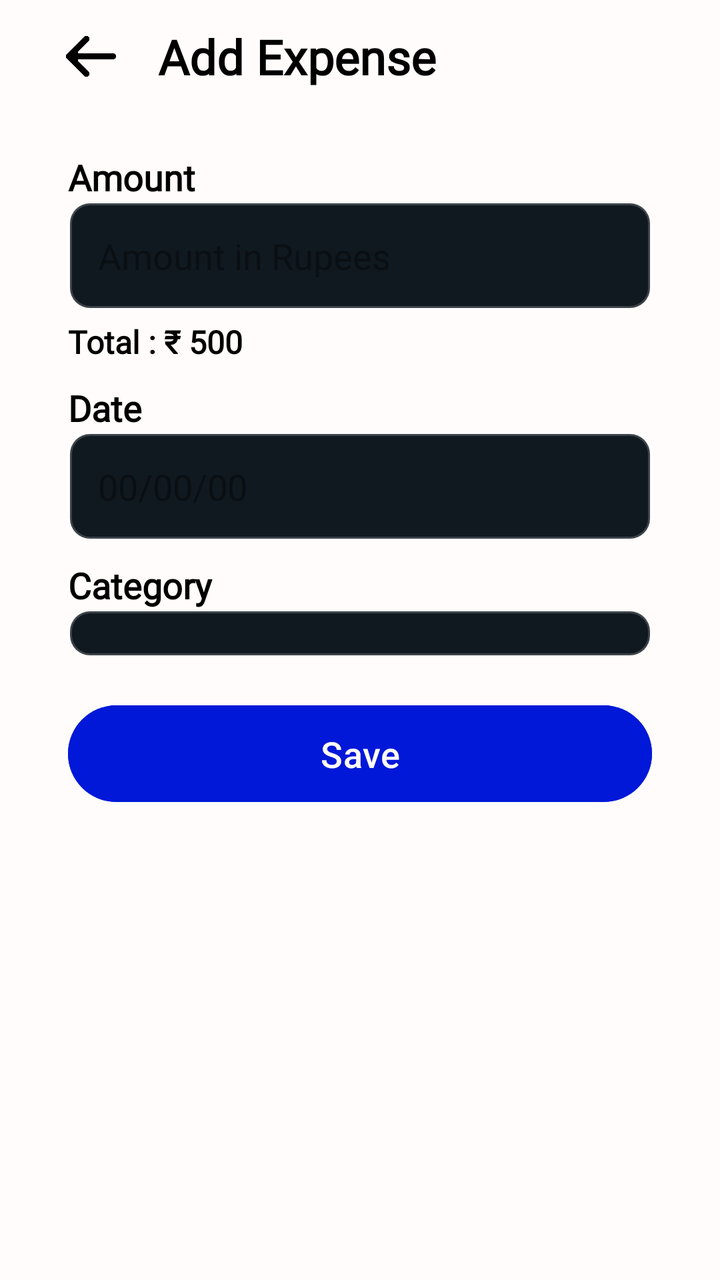
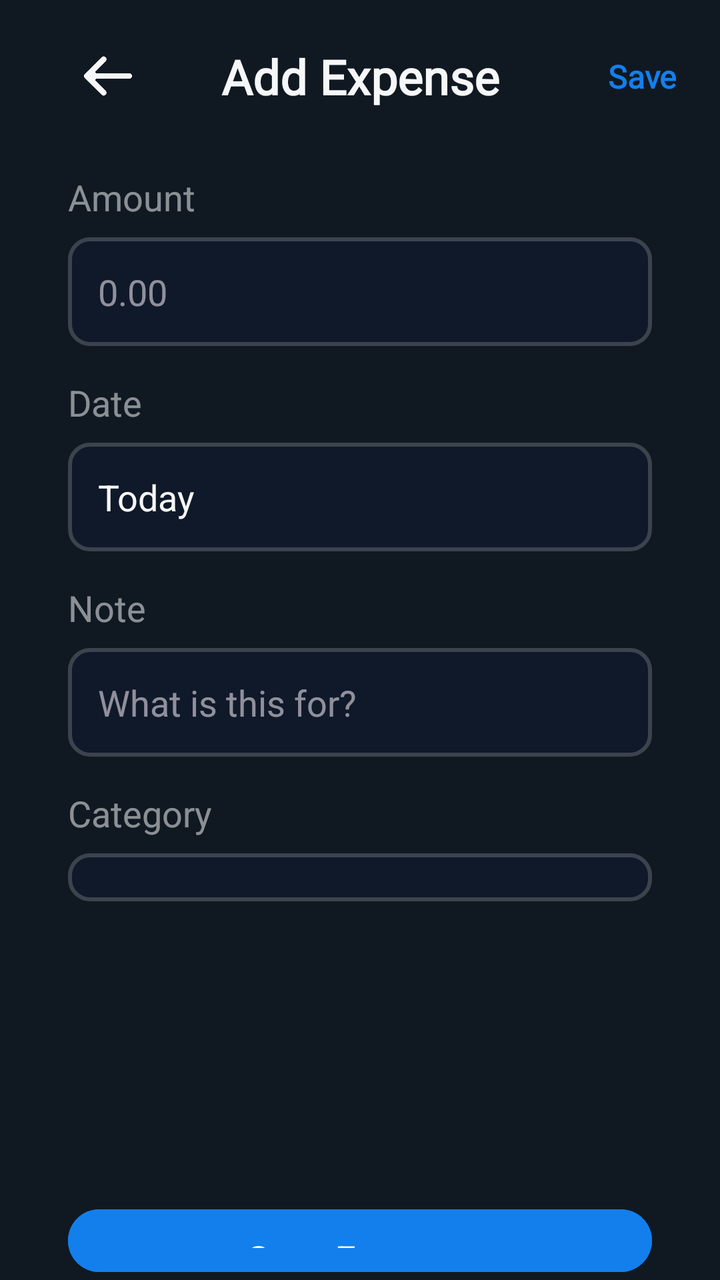

Screens rendered from an Android XML layout before and after an edit, with the pre-edit source and the edit as a unified diff.
<!-- AndroidManifest.xml: application theme Theme.Material3.Dark.NoActionBar -->
<!-- res/layout/fragment_add.xml -->
<?xml version="1.0" encoding="utf-8"?>
<LinearLayout xmlns:android="http://schemas.android.com/apk/res/android"
             android:orientation="vertical"
             android:layout_width="match_parent"
             android:layout_height="match_parent"

    android:background="@color/blue_white">

    <LinearLayout
        android:id="@+id/heading"
        android:layout_width="match_parent"
        android:layout_height="wrap_content"
        android:padding="12dp"
        android:gravity="center_vertical"
        >

        <ImageView
            android:layout_width="0dp"
            android:layout_height="25dp"
            android:src="@drawable/arrow"
            android:rotation="-90"
            android:layout_weight="1"
            />

        <TextView
            android:layout_width="0dp"
            android:layout_height="wrap_content"
            android:layout_weight="4"
            android:fontFamily="@font/poppins_semibold"
            android:text="Add Expense"
            android:textColor="@color/black"
            android:textSize="24sp"
            android:textStyle="bold" />
    </LinearLayout>


    <LinearLayout
        android:layout_marginStart="34dp"
        android:layout_marginEnd="34dp"
        android:layout_marginTop="20dp"
        android:layout_width="match_parent"
        android:layout_height="wrap_content"
        android:orientation="vertical"
        >

        <TextView
            android:layout_width="wrap_content"
            android:layout_height="wrap_content"
            android:text="Amount"
            android:textColor="@color/black"
            android:textStyle="bold"
            android:textSize="18dp"
            android:fontFamily="@font/poppins_semibold"

            />

        <EditText
            android:textColor="@color/black"
            android:id="@+id/amount"
            android:layout_marginTop="0dp"
            android:layout_width="match_parent"
            android:layout_height="wrap_content"
            android:background="@drawable/inputs"
            android:hint="Amount in Rupees"
            android:textColorHint="#60000000"
            android:paddingStart="15dp"
            android:paddingEnd="14dp"
            android:paddingTop="15dp"
            android:paddingBottom="15dp"

            />

        <TextView
            android:layout_marginTop="5dp"
            android:layout_width="wrap_content"
            android:layout_height="wrap_content"
            android:text="Total : ₹ 500"
            android:textColor="@color/black"
            android:textStyle="bold"
            android:textFontWeight="900"
            android:textSize="16dp"
            android:fontFamily="@font/poppins_thin"

            />



        <TextView
            android:layout_marginTop="10dp"
            android:layout_width="wrap_content"
            android:layout_height="wrap_content"
            android:text="Date"
            android:textColor="@color/black"
            android:textStyle="bold"
            android:textSize="18dp"
            android:fontFamily="@font/poppins_semibold"

            />

        <EditText
            android:textColor="@color/black"
            android:id="@+id/date"
            android:layout_marginTop="0dp"
            android:layout_width="match_parent"
            android:layout_height="wrap_content"
            android:background="@drawable/inputs"
            android:hint="00/00/00"
            android:inputType="date"
            android:focusable="false"
            android:clickable="true"
            android:textColorHint="#60000000"
            android:paddingStart="15dp"
            android:paddingEnd="14dp"
            android:paddingTop="15dp"
            android:paddingBottom="15dp"

            />


        <TextView
            android:layout_marginTop="10dp"
            android:layout_width="wrap_content"
            android:layout_height="wrap_content"
            android:text="Category"
            android:textColor="@color/black"
            android:textStyle="bold"
            android:textSize="18dp"
            android:fontFamily="@font/poppins_semibold"

            />

        <Spinner
            android:id="@+id/spinnerCategory"
            android:layout_width="match_parent"
            android:layout_height="wrap_content"
            android:background="@drawable/inputs"
            android:padding="12dp" />





        <Button

            android:padding="12dp"
            android:id="@+id/saveExpense"
            android:layout_width="match_parent"
            android:layout_height="wrap_content"
            android:backgroundTint="#0118D8"
            android:text="Save"
            android:textColor="@color/blue_white"
            android:textSize="18sp"
            android:layout_marginTop="20dp"


            />



    </LinearLayout>

</LinearLayout>
<!-- resources referenced by this layout -->
<resources>
  <color name="black">#FF000000</color>
  <color name="blue_white">#FFFCFB</color>
  <!-- drawable arrow: png bitmap (drawable, 8440 bytes) -->
  <!-- drawable inputs (drawable) -->
  <?xml version="1.0" encoding="utf-8"?>
  <shape xmlns:android="http://schemas.android.com/apk/res/android">
  
      <solid android:color="#101920"></solid>
  
      <stroke android:color="#30f6f7f8" android:width="2dp"
          />
  
      <corners android:radius="10dp"
          />
  </shape>
</resources>

<!-- the commit's change to res/layout/fragment_add.xml (unified diff, before → after) -->
@@ -1,12 +1,14 @@
 <?xml version="1.0" encoding="utf-8"?>
 <LinearLayout xmlns:android="http://schemas.android.com/apk/res/android"
-             android:orientation="vertical"
-             android:layout_width="match_parent"
-             android:layout_height="match_parent"
+    xmlns:app="http://schemas.android.com/apk/res-auto"
+    android:orientation="vertical"
+    android:layout_width="match_parent"
+    android:layout_height="match_parent"
 
-    android:background="@color/blue_white">
+    android:background="#101922">
 
     <LinearLayout
+        android:layout_marginTop="10dp"
         android:id="@+id/heading"
         android:layout_width="match_parent"
         android:layout_height="wrap_content"
@@ -16,8 +18,9 @@
 
         <ImageView
             android:layout_width="0dp"
-            android:layout_height="25dp"
+            android:layout_height="24dp"
             android:src="@drawable/arrow"
+            app:tint="#f6f7f8"
             android:rotation="-90"
             android:layout_weight="1"
             />
@@ -25,11 +28,25 @@
         <TextView
             android:layout_width="0dp"
             android:layout_height="wrap_content"
-            android:layout_weight="4"
+            android:layout_weight="2"
+            android:textAlignment="center"
             android:fontFamily="@font/poppins_semibold"
             android:text="Add Expense"
-            android:textColor="@color/black"
+            android:textColor="#f6f7f8"
             android:textSize="24sp"
+            android:textStyle="bold" />
+
+        <TextView
+            android:layout_width="0dp"
+            android:layout_height="wrap_content"
+            android:layout_weight="1"
+            android:fontFamily="@font/poppins_semibold"
+            android:text="Save"
+            android:textColor="#137fec"
+            android:textSize="16sp"
+            android:paddingEnd="10dp"
+            android:paddingStart="10dp"
+            android:textAlignment="viewEnd"
             android:textStyle="bold" />
     </LinearLayout>
 
@@ -47,22 +64,48 @@
             android:layout_width="wrap_content"
             android:layout_height="wrap_content"
             android:text="Amount"
-            android:textColor="@color/black"
-            android:textStyle="bold"
+            android:textColor="#89f6f7f8"
             android:textSize="18dp"
-            android:fontFamily="@font/poppins_semibold"
-
             />
 
         <EditText
             android:textColor="@color/black"
-            android:id="@+id/amount"
-            android:layout_marginTop="0dp"
+            android:id="@+id/expense"
+            android:layout_marginTop="8dp"
             android:layout_width="match_parent"
             android:layout_height="wrap_content"
             android:background="@drawable/inputs"
-            android:hint="Amount in Rupees"
-            android:textColorHint="#60000000"
+            android:hint="0.00"
+            android:paddingStart="15dp"
+            android:paddingEnd="14dp"
+            android:paddingTop="15dp"
+            android:paddingBottom="15dp"
+            />
+
+
+
+
+        <TextView
+            android:layout_marginTop="16dp"
+            android:layout_width="wrap_content"
+            android:layout_height="wrap_content"
+            android:text="Date"
+            android:textColor="#89f6f7f8"
+            android:textSize="18dp"
+            />
+
+        <EditText
+            android:layout_marginTop="8dp"
+            android:textColor="#f6f7f8"
+            android:id="@+id/date"
+            android:layout_width="match_parent"
+            android:layout_height="wrap_content"
+            android:background="@drawable/inputs"
+            android:hint="Today"
+            android:inputType="date"
+            android:focusable="false"
+            android:clickable="true"
+            android:textColorHint="#f6f7f8"
             android:paddingStart="15dp"
             android:paddingEnd="14dp"
             android:paddingTop="15dp"
@@ -71,65 +114,40 @@
             />
 
         <TextView
-            android:layout_marginTop="5dp"
+            android:layout_marginTop="16dp"
             android:layout_width="wrap_content"
             android:layout_height="wrap_content"
-            android:text="Total : ₹ 500"
-            android:textColor="@color/black"
-            android:textStyle="bold"
-            android:textFontWeight="900"
-            android:textSize="16dp"
-            android:fontFamily="@font/poppins_thin"
-
-            />
-
-
-
-        <TextView
-            android:layout_marginTop="10dp"
-            android:layout_width="wrap_content"
-            android:layout_height="wrap_content"
-            android:text="Date"
-            android:textColor="@color/black"
-            android:textStyle="bold"
+            android:text="Note"
+            android:textColor="#89f6f7f8"
             android:textSize="18dp"
-            android:fontFamily="@font/poppins_semibold"
-
             />
 
         <EditText
             android:textColor="@color/black"
-            android:id="@+id/date"
-            android:layout_marginTop="0dp"
+            android:id="@+id/note"
+            android:layout_marginTop="8dp"
             android:layout_width="match_parent"
             android:layout_height="wrap_content"
             android:background="@drawable/inputs"
-            android:hint="00/00/00"
-            android:inputType="date"
-            android:focusable="false"
-            android:clickable="true"
-            android:textColorHint="#60000000"
+            android:hint="What is this for?"
             android:paddingStart="15dp"
             android:paddingEnd="14dp"
             android:paddingTop="15dp"
             android:paddingBottom="15dp"
-
             />
 
 
         <TextView
-            android:layout_marginTop="10dp"
+            android:layout_marginTop="16dp"
             android:layout_width="wrap_content"
             android:layout_height="wrap_content"
             android:text="Category"
-            android:textColor="@color/black"
-            android:textStyle="bold"
+            android:textColor="#89f6f7f8"
             android:textSize="18dp"
-            android:fontFamily="@font/poppins_semibold"
-
             />
 
         <Spinner
+            android:layout_marginTop="8dp"
             android:id="@+id/spinnerCategory"
             android:layout_width="match_parent"
             android:layout_height="wrap_content"
@@ -141,17 +159,15 @@
 
 
         <Button
-
             android:padding="12dp"
             android:id="@+id/saveExpense"
             android:layout_width="match_parent"
             android:layout_height="wrap_content"
-            android:backgroundTint="#0118D8"
-            android:text="Save"
+            android:backgroundTint="#137fec"
+            android:text="Save Expense"
             android:textColor="@color/blue_white"
             android:textSize="18sp"
-            android:layout_marginTop="20dp"
-
+            android:layout_marginTop="150dp"
 
             />
 
<!-- resource entries referenced after the edit -->
@@ -7,7 +7,7 @@
   <?xml version="1.0" encoding="utf-8"?>
   <shape xmlns:android="http://schemas.android.com/apk/res/android">
   
-      <solid android:color="#101920"></solid>
+      <solid android:color="#101929"></solid>
   
       <stroke android:color="#30f6f7f8" android:width="2dp"
           />
